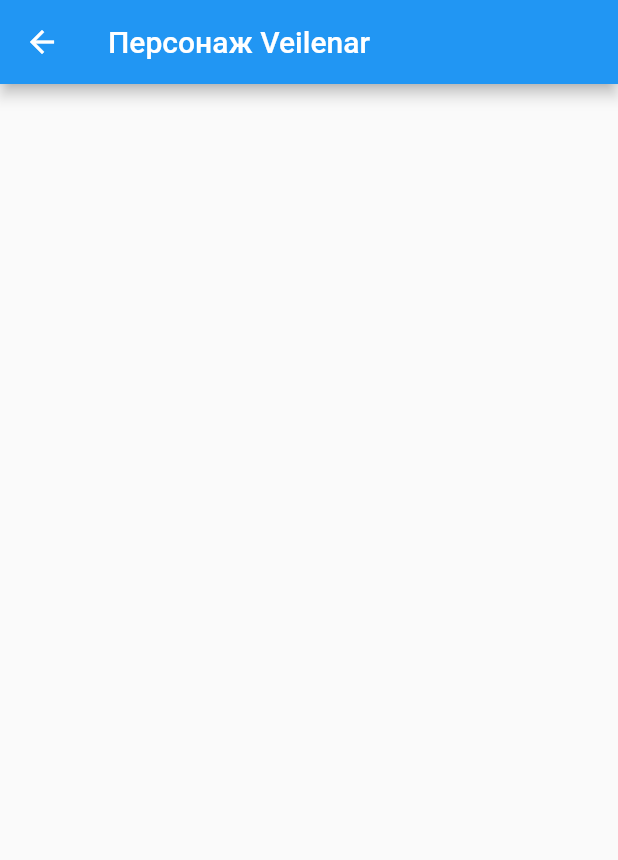
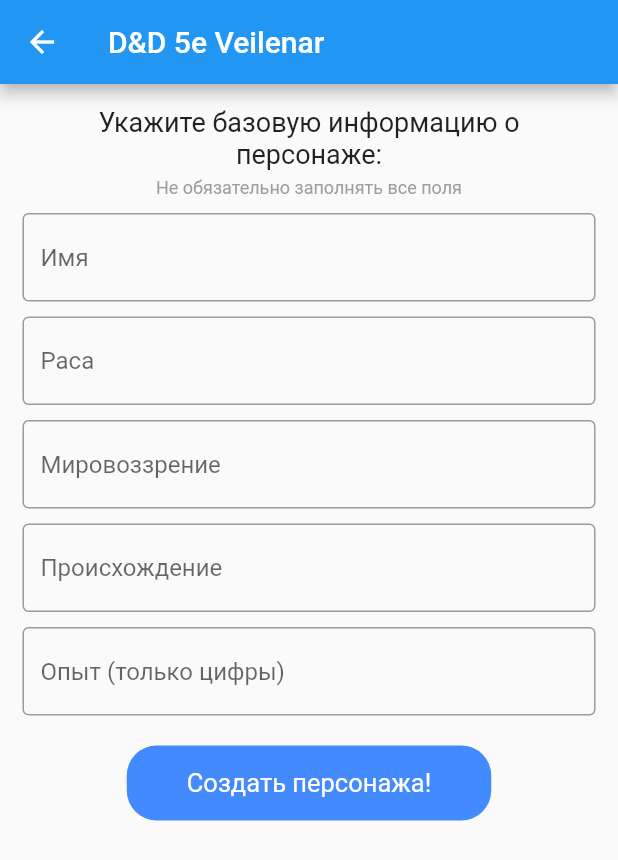
Before and after one commit to FuryOfFools/DnD_VeilenarAssistant, a Flutter app: the VeilenarPage screen opened by its route, on a phone screen of 412 x 824 dp. Shown: the top 860 px of the screen. Run offline on Flutter 3.47's test engine with Material 2 defaults, Android fonts, the phone set to English and light mode, and no system bars; our stand-ins replace flutter_svg.

Commit message:
new character page

```diff
--- a/dnd_veilenar_assistant/lib/main.dart
+++ b/dnd_veilenar_assistant/lib/main.dart
@@ -11,7 +11,7 @@ import 'package:dnd_veilenar_assistant/pages/wip_page/wip_page.dart';
 import 'package:flutter/material.dart';
 import 'package:provider/provider.dart';
 
-void main() {
+Future<void> main() async {
   runApp(DnDApp());
 }
 
--- a/dnd_veilenar_assistant/lib/pages/character_page/data.dart
+++ b/dnd_veilenar_assistant/lib/pages/character_page/data.dart
@@ -9,7 +9,7 @@ enum RuleSetType {
 
 const Map<RuleSetType, String> ruleSetTitle = {
   RuleSetType.DnD_PhB: "D&D 5e Player's Handbook",
-  RuleSetType.DnD_Veilenar: 'D&D 5e Вэйленар',
+  RuleSetType.DnD_Veilenar: 'D&D 5e Veilenar',
   // RuleSetType.DnD_SW: 'D&D 5e Star Wars'
 };
 
--- a/dnd_veilenar_assistant/lib/pages/character_page/phb_page.dart
+++ b/dnd_veilenar_assistant/lib/pages/character_page/phb_page.dart
@@ -1,14 +1,24 @@
+import 'package:dnd_veilenar_assistant/pages/character_page/data.dart';
+import 'package:dnd_veilenar_assistant/pages/character_page/providers/phb_ruleset.dart';
+import 'package:dnd_veilenar_assistant/pages/character_page/widgets/new_character_widget.dart';
 import 'package:flutter/material.dart';
+import 'package:provider/provider.dart';
 
 class PhBPage extends StatelessWidget {
   const PhBPage({Key? key}) : super(key: key);
 
   @override
   Widget build(BuildContext context) {
-    return Scaffold(
-      appBar: AppBar(
-        title: Text('Персонаж PhB'),
-      ),
+    return Consumer<PhBRuleset>(
+      builder: (context, ruleSet, child) {
+        return ruleSet.isEmpty()
+            ? NewCharacterPage(ruleSetType: RuleSetType.DnD_PhB)
+            : Scaffold(
+                appBar: AppBar(
+                  title: Text('Недопилено'),
+                ),
+              );
+      },
     );
   }
 }
--- a/dnd_veilenar_assistant/lib/pages/character_page/providers/phb_ruleset.dart
+++ b/dnd_veilenar_assistant/lib/pages/character_page/providers/phb_ruleset.dart
@@ -13,10 +13,54 @@ class PhBRuleset
         PhBStatus,
         PhBSkills,
         PhBFeats,
-        PhBEquipment {}
+        PhBEquipment,
+        isEmptyInterface {
+  PhBRuleset({
+    this.name = '',
+    this.raceName = '',
+    this.allignment = '',
+    this.origin = '',
+    this.xp = 0,
+  });
+  @override
+  String name;
+  @override
+  String raceName;
+  @override
+  String allignment;
+  @override
+  String origin;
+  @override
+  int xp;
 
-///Базовая информация о персонаже. Имя, раса, классы и их уровни, происхождение, мировоззрение и опыт.
-class PhBInfo implements Info {}
+  @override
+  bool isEmpty() {
+    if (name == '' &&
+        raceName == '' &&
+        allignment == '' &&
+        origin == '' &&
+        xp == 0) return true;
+    return false;
+  }
+}
+
+///Базовая информация о персонаже. Имя, происхождение, мировоззрение и опыт.
+abstract class PhBInfo implements Info {
+  @override
+  late String name;
+
+  @override
+  late String raceName;
+
+  @override
+  late String allignment;
+
+  @override
+  late String origin;
+
+  @override
+  late int xp;
+}
 
 ///Описывает все расовые особенности персонажа. Содержит список всех доступных рас.
 class PhBRace implements Race {}
--- a/dnd_veilenar_assistant/lib/pages/character_page/providers/rulesets.dart
+++ b/dnd_veilenar_assistant/lib/pages/character_page/providers/rulesets.dart
@@ -1,5 +1,20 @@
-///Базовая информация о персонаже. Имя, раса, классы и их уровни, происхождение, мировоззрение и опыт.
-abstract class Info {}
+///Базовая информация о персонаже. Имя, происхождение, мировоззрение и опыт.
+abstract class Info {
+  ///Имя персонажа
+  late String name;
+
+  ///Происхождение персонажа
+  late String origin;
+
+  ///Название расы персонажа
+  late String raceName;
+
+  ///Мировоззрение персонажа
+  late String allignment;
+
+  ///Опыт персонажа
+  late int xp;
+}
 
 ///Описывает все расовые особенности персонажа. Содержит список всех доступных рас.
 abstract class Race {}
@@ -24,3 +39,7 @@ abstract class Feats {}
 
 ///Инвентарь персонажа. Золото, контейнеры и их содержимое, надетое снаряжение и их описание.
 abstract class Equipment {}
+
+abstract class isEmptyInterface {
+  bool isEmpty();
+}
--- a/dnd_veilenar_assistant/lib/pages/character_page/providers/veilenar_ruleset.dart
+++ b/dnd_veilenar_assistant/lib/pages/character_page/providers/veilenar_ruleset.dart
@@ -13,10 +13,54 @@ class VeilenarRuleset
         VeilenarStatus,
         VeilenarSkills,
         VeilenarFeats,
-        VeilenarEquipment {}
+        VeilenarEquipment,
+        isEmptyInterface {
+  VeilenarRuleset({
+    this.name = '',
+    this.raceName = '',
+    this.allignment = '',
+    this.origin = '',
+    this.xp = 0,
+  });
+  @override
+  String name;
+  @override
+  String raceName;
+  @override
+  String allignment;
+  @override
+  String origin;
+  @override
+  int xp;
+
+  @override
+  bool isEmpty() {
+    if (name == '' &&
+        raceName == '' &&
+        allignment == '' &&
+        origin == '' &&
+        xp == 0) return true;
+    return false;
+  }
+}
 
 ///Базовая информация о персонаже. Имя, раса, классы и их уровни, происхождение, мировоззрение и опыт.
-class VeilenarInfo implements Info {}
+abstract class VeilenarInfo implements Info {
+  @override
+  late String name;
+
+  @override
+  late String raceName;
+
+  @override
+  late String allignment;
+
+  @override
+  late String origin;
+
+  @override
+  late int xp;
+}
 
 ///Описывает все расовые особенности персонажа. Содержит список всех доступных рас.
 class VeilenarRace implements Race {}
--- a/dnd_veilenar_assistant/lib/pages/character_page/veilenar_page.dart
+++ b/dnd_veilenar_assistant/lib/pages/character_page/veilenar_page.dart
@@ -1,14 +1,24 @@
+import 'package:dnd_veilenar_assistant/pages/character_page/data.dart';
+import 'package:dnd_veilenar_assistant/pages/character_page/providers/veilenar_ruleset.dart';
+import 'package:dnd_veilenar_assistant/pages/character_page/widgets/new_character_widget.dart';
 import 'package:flutter/material.dart';
+import 'package:provider/provider.dart';
 
 class VeilenarPage extends StatelessWidget {
   const VeilenarPage({Key? key}) : super(key: key);
 
   @override
   Widget build(BuildContext context) {
-    return Scaffold(
-      appBar: AppBar(
-        title: Text('Персонаж Veilenar'),
-      ),
+    return Consumer<VeilenarRuleset>(
+      builder: (context, ruleSet, child) {
+        return ruleSet.isEmpty()
+            ? NewCharacterPage(ruleSetType: RuleSetType.DnD_Veilenar)
+            : Scaffold(
+                appBar: AppBar(
+                  title: Text('Недопилено'),
+                ),
+              );
+      },
     );
   }
 }
--- /dev/null
+++ b/dnd_veilenar_assistant/lib/pages/character_page/widgets/new_character_widget.dart
@@ -0,0 +1,139 @@
+import 'package:dnd_veilenar_assistant/pages/character_page/data.dart';
+import 'package:dnd_veilenar_assistant/pages/character_page/providers/phb_ruleset.dart';
+import 'package:dnd_veilenar_assistant/pages/character_page/providers/veilenar_ruleset.dart';
+import 'package:dnd_veilenar_assistant/pages/character_page/widgets/text_field_widget.dart';
+import 'package:flutter/material.dart';
+import 'package:provider/provider.dart';
+
+class NewCharacterPage extends StatefulWidget {
+  final RuleSetType ruleSetType;
+  NewCharacterPage({
+    Key? key,
+    required this.ruleSetType,
+  }) : super(key: key);
+
+  @override
+  _NewCharacterState createState() => _NewCharacterState();
+}
+
+class _NewCharacterState extends State<NewCharacterPage> {
+  final TextEditingController nameController = TextEditingController();
+  final TextEditingController raceNameController = TextEditingController();
+  final TextEditingController allignmentController = TextEditingController();
+  final TextEditingController originController = TextEditingController();
+  final TextEditingController xpController = TextEditingController();
+
+  @override
+  Widget build(BuildContext context) {
+    return Scaffold(
+      appBar: AppBar(
+        title: Text(ruleSetTitle[widget.ruleSetType] ?? ''),
+      ),
+      body: Padding(
+        padding: const EdgeInsets.all(15.0),
+        child: ListView(
+          children: [
+            Text(
+              'Укажите базовую информацию о персонаже:',
+              textAlign: TextAlign.center,
+              style: TextStyle(
+                fontSize: 18,
+              ),
+            ),
+            Padding(
+              padding: const EdgeInsets.only(top: 5),
+              child: Text(
+                'Не обязательно заполнять все поля',
+                textAlign: TextAlign.center,
+                style: TextStyle(
+                  fontSize: 12,
+                  color: Colors.grey,
+                ),
+              ),
+            ),
+            TextFieldWidget(
+              controller: nameController,
+              hintText: 'Имя',
+            ),
+            TextFieldWidget(
+              controller: raceNameController,
+              hintText: 'Раса',
+            ),
+            TextFieldWidget(
+              controller: allignmentController,
+              hintText: 'Мировоззрение',
+            ),
+            TextFieldWidget(
+              controller: originController,
+              hintText: 'Происхождение',
+            ),
+            TextFieldWidget(
+              controller: xpController,
+              hintText: 'Опыт (только цифры)',
+            ),
+            Padding(
+              padding: const EdgeInsets.only(right: 40, top: 20, left: 40),
+              child: Center(
+                child: widget.ruleSetType == RuleSetType.DnD_PhB
+                    ? Consumer<PhBRuleset>(
+                        builder: (context, ruleSet, child) => InkWell(
+                          onTap: () {
+                            ruleSet.name = nameController.text;
+                            ruleSet.raceName = raceNameController.text;
+                            ruleSet.allignment = allignmentController.text;
+                            ruleSet.origin = originController.text;
+                            ruleSet.xp = int.parse(xpController.text);
+                          },
+                          child: Container(
+                            padding: const EdgeInsets.symmetric(
+                              vertical: 15,
+                              horizontal: 40,
+                            ),
+                            decoration: BoxDecoration(
+                              color: Colors.blueAccent,
+                              borderRadius: BorderRadius.circular(20),
+                            ),
+                            child: Text(
+                              'Создать персонажа!',
+                              textAlign: TextAlign.center,
+                              style:
+                                  TextStyle(color: Colors.white, fontSize: 17),
+                            ),
+                          ),
+                        ),
+                      )
+                    : Consumer<VeilenarRuleset>(
+                        builder: (context, ruleSet, child) => InkWell(
+                          onTap: () {
+                            ruleSet.name = nameController.text;
+                            ruleSet.raceName = raceNameController.text;
+                            ruleSet.allignment = allignmentController.text;
+                            ruleSet.origin = originController.text;
+                            ruleSet.xp = int.parse(xpController.text);
+                          },
+                          child: Container(
+                            padding: const EdgeInsets.symmetric(
+                              vertical: 15,
+                              horizontal: 40,
+                            ),
+                            decoration: BoxDecoration(
+                              color: Colors.blueAccent,
+                              borderRadius: BorderRadius.circular(20),
+                            ),
+                            child: Text(
+                              'Создать персонажа!',
+                              textAlign: TextAlign.center,
+                              style:
+                                  TextStyle(color: Colors.white, fontSize: 17),
+                            ),
+                          ),
+                        ),
+                      ),
+              ),
+            ),
+          ],
+        ),
+      ),
+    );
+  }
+}
--- /dev/null
+++ b/dnd_veilenar_assistant/lib/pages/character_page/widgets/text_field_widget.dart
@@ -0,0 +1,36 @@
+import 'package:flutter/material.dart';
+
+class TextFieldWidget extends StatefulWidget {
+  final TextEditingController controller;
+  final String hintText;
+  const TextFieldWidget(
+      {Key? key, required this.controller, required this.hintText})
+      : super(key: key);
+
+  @override
+  _TextFieldWidgetState createState() => _TextFieldWidgetState();
+}
+
+class _TextFieldWidgetState extends State<TextFieldWidget> {
+  @override
+  Widget build(BuildContext context) {
+    return Center(
+      child: Padding(
+        padding: const EdgeInsets.only(top: 10),
+        child: TextField(
+          controller: widget.controller,
+          decoration: InputDecoration(
+            hintText: widget.hintText,
+            border: OutlineInputBorder(
+              gapPadding: 0,
+              borderSide: BorderSide(
+                width: 1,
+                color: Colors.black,
+              ),
+            ),
+          ),
+        ),
+      ),
+    );
+  }
+}
```
